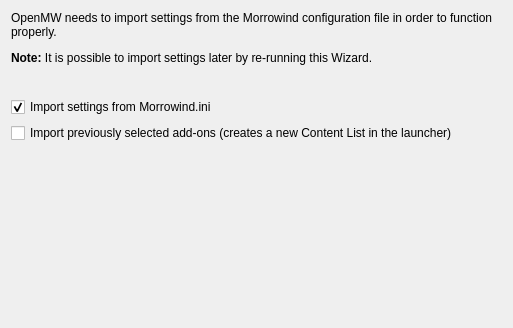
This is files/ui/wizard/importpage.ui in OpenMW/openmw as Qt 5 draws it before an edit. The edited form follows.
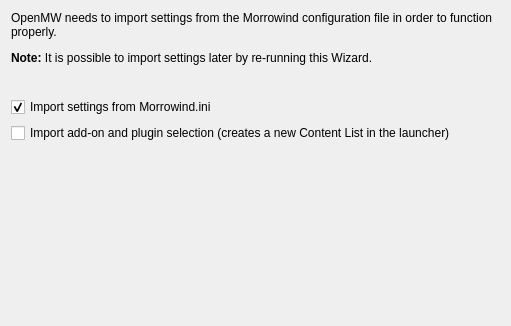
This is the edited form.

Patch:
```diff
--- a/files/ui/wizard/importpage.ui
+++ b/files/ui/wizard/importpage.ui
@@ -6,8 +6,8 @@
    <rect>
     <x>0</x>
     <y>0</y>
-    <width>513</width>
-    <height>328</height>
+    <width>511</width>
+    <height>326</height>
    </rect>
   </property>
   <property name="windowTitle">
@@ -43,7 +43,7 @@
    <item>
     <widget class="QCheckBox" name="addonsCheckBox">
      <property name="text">
-      <string>Import previously selected add-ons (creates a new Content List in the launcher)</string>
+      <string>Import add-on and plugin selection (creates a new Content List in the launcher)</string>
      </property>
     </widget>
    </item>
```
